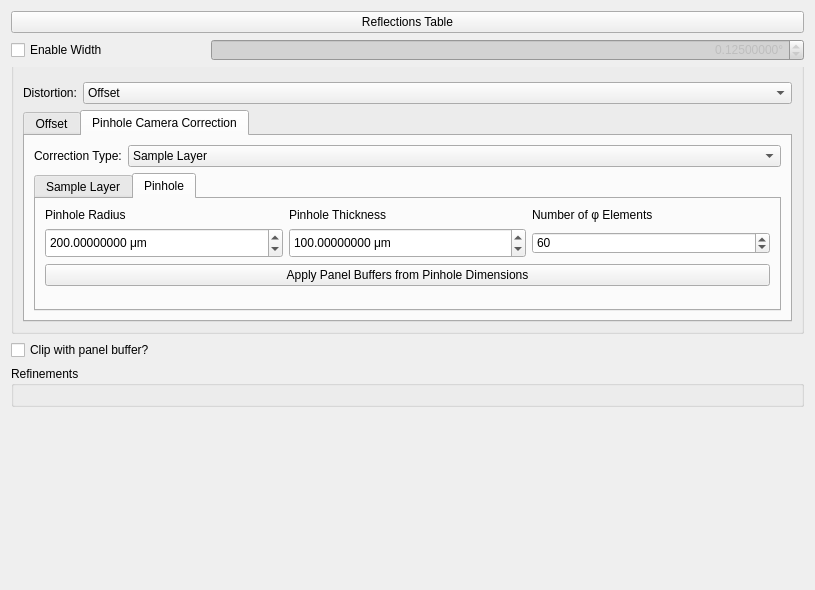
This is hexrd/ui/resources/ui/powder_overlay_editor.ui in HEXRD/hexrdgui as Qt 5 draws it before an edit. The edited form follows.
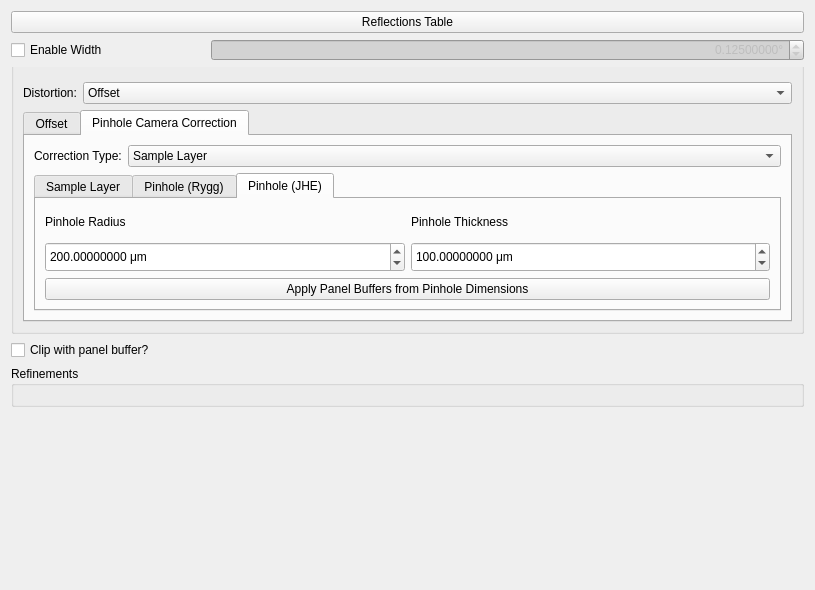
This is the edited form. The open tabs and pages were chosen to show the change. Custom widgets are drawn as their Qt base class.

Commit message:
Add back in JHE pinhole method
Since the Rygg pinhole method is likely more accurate, the JHE
pinhole method is only here now for comparison.

The edit to the form file:
```diff
--- a/hexrd/ui/resources/ui/powder_overlay_editor.ui
+++ b/hexrd/ui/resources/ui/powder_overlay_editor.ui
@@ -424,7 +424,7 @@
             </widget>
             <widget class="QWidget" name="pinhole_correction_stacked_widgetPage2">
              <attribute name="title">
-              <string>Pinhole</string>
+              <string>Pinhole (Rygg)</string>
              </attribute>
              <layout class="QGridLayout" name="gridLayout_5">
               <item row="1" column="1">
@@ -531,7 +531,13 @@
                </widget>
               </item>
               <item row="1" column="2">
-               <widget class="QSpinBox" name="ph_num_phi_elements">
+               <widget class="QSpinBox" name="rph_num_phi_elements">
+                <property name="minimumSize">
+                 <size>
+                  <width>0</width>
+                  <height>30</height>
+                 </size>
+                </property>
                 <property name="toolTip">
                  <string>&lt;html&gt;&lt;head/&gt;&lt;body&gt;&lt;p&gt;The number of φ elements to use for integration.&lt;/p&gt;&lt;p&gt;Larger is more accurate, but also takes longer to compute.&lt;/p&gt;&lt;/body&gt;&lt;/html&gt;</string>
                 </property>
@@ -551,6 +557,93 @@
               </item>
              </layout>
             </widget>
+            <widget class="QWidget" name="jhe_pinhole_correction_tab">
+             <attribute name="title">
+              <string>Pinhole (JHE)</string>
+             </attribute>
+             <layout class="QGridLayout" name="gridLayout_7">
+              <item row="0" column="0">
+               <widget class="QLabel" name="jph_radius_label">
+                <property name="text">
+                 <string>Pinhole Radius</string>
+                </property>
+               </widget>
+              </item>
+              <item row="0" column="1">
+               <widget class="QLabel" name="jph_thickness_label">
+                <property name="text">
+                 <string>Pinhole Thickness</string>
+                </property>
+               </widget>
+              </item>
+              <item row="1" column="0">
+               <widget class="ScientificDoubleSpinBox" name="jph_radius">
+                <property name="minimumSize">
+                 <size>
+                  <width>0</width>
+                  <height>30</height>
+                 </size>
+                </property>
+                <property name="keyboardTracking">
+                 <bool>false</bool>
+                </property>
+                <property name="suffix">
+                 <string> μm</string>
+                </property>
+                <property name="decimals">
+                 <number>8</number>
+                </property>
+                <property name="maximum">
+                 <double>100000000.000000000000000</double>
+                </property>
+                <property name="singleStep">
+                 <double>0.010000000000000</double>
+                </property>
+                <property name="value">
+                 <double>200.000000000000000</double>
+                </property>
+               </widget>
+              </item>
+              <item row="1" column="1">
+               <widget class="ScientificDoubleSpinBox" name="jph_thickness">
+                <property name="minimumSize">
+                 <size>
+                  <width>0</width>
+                  <height>30</height>
+                 </size>
+                </property>
+                <property name="keyboardTracking">
+                 <bool>false</bool>
+                </property>
+                <property name="suffix">
+                 <string> μm</string>
+                </property>
+                <property name="decimals">
+                 <number>8</number>
+                </property>
+                <property name="maximum">
+                 <double>100000000.000000000000000</double>
+                </property>
+                <property name="singleStep">
+                 <double>0.010000000000000</double>
+                </property>
+                <property name="value">
+                 <double>100.000000000000000</double>
+                </property>
+               </widget>
+              </item>
+              <item row="2" column="0" colspan="2">
+               <widget class="QPushButton" name="jph_apply_panel_buffers">
+                <property name="toolTip">
+                 <string>&lt;html&gt;&lt;head/&gt;&lt;body&gt;&lt;p&gt;Apply panel buffers computed via the pinhole dimensions. These will be merged with any other panel buffers already present on the detectors.&lt;/p&gt;&lt;/body&gt;&lt;/html&gt;</string>
+                </property>
+                <property name="text">
+                 <string>Apply Panel Buffers from Pinhole Dimensions</string>
+                </property>
+               </widget>
+              </item>
+             </layout>
+            </widget>
            </widget>
           </item>
          </layout>
```
Left out of the diff: 34 changed lines with no effect on the pictures. The commit also changes 2 other files.
